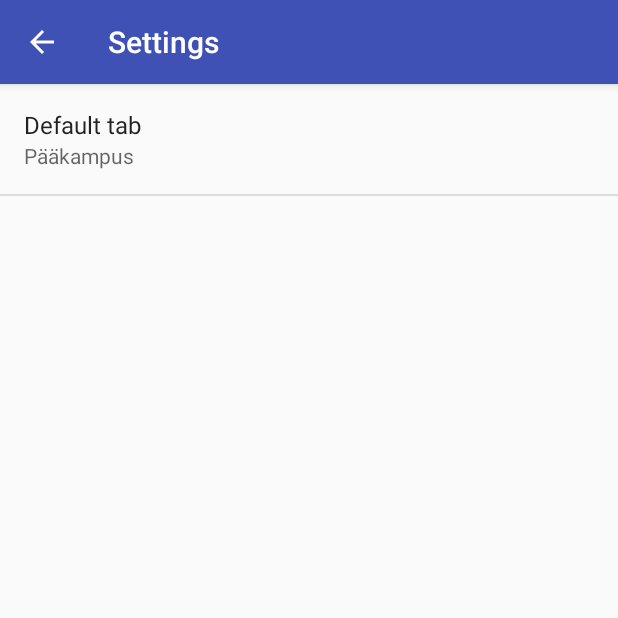
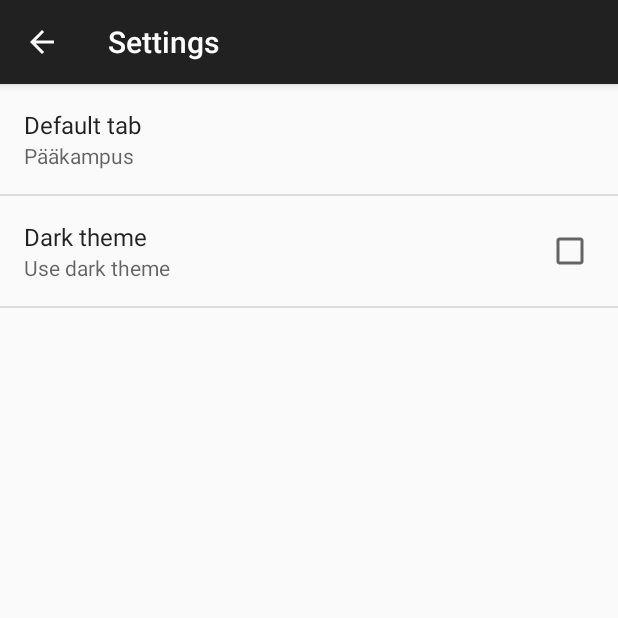
Before and after one commit to Pekallinen/UTAFood, an Android app: the screen it shows after launch (SettingsActivity), in the options menu, after a tap on "Settings", on a phone screen of 412 x 824 dp, the top half of it. Run offline under Robolectric (Android 15) with nearby library versions, the phone set to English and light mode, and no system bars.

Commit message:
Added an option for a dark theme

```diff
--- a/app/src/main/java/pekallinen/utafood/FoodFragment.java
+++ b/app/src/main/java/pekallinen/utafood/FoodFragment.java
@@ -53,8 +53,9 @@ public class FoodFragment extends Fragment {
     public void onCreate(Bundle savedInstanceState) {
         super.onCreate(savedInstanceState);
 
+        // TODO: Save foodlists somewhere instead of redownloading JSON data after rotation
         // Retain the fragment when changing orientation
-        setRetainInstance(true);
+        // setRetainInstance(true);
 
         mFoods = new ArrayList<>();
         mAdapter = new FoodAdapter(getContext(), mFoods);
--- a/app/src/main/java/pekallinen/utafood/MainActivity.java
+++ b/app/src/main/java/pekallinen/utafood/MainActivity.java
@@ -10,6 +10,7 @@ import android.support.v4.app.FragmentPagerAdapter;
 import android.support.v4.view.ViewPager;
 import android.support.v7.app.AppCompatActivity;
 import android.os.Bundle;
+import android.support.v7.app.AppCompatDelegate;
 import android.support.v7.widget.Toolbar;
 import android.view.Menu;
 import android.view.MenuInflater;
@@ -43,6 +44,14 @@ public class MainActivity extends AppCompatActivity {
         SharedPreferences sharedPreferences = PreferenceManager.getDefaultSharedPreferences(this);
         int defaultTab = Integer.parseInt(sharedPreferences.getString("default_tab", "0"));
         mPager.setCurrentItem(defaultTab);
+
+        // Enable dark theme based on user setting
+        if(sharedPreferences.getBoolean("use_dark_theme", false)) {
+            AppCompatDelegate.setDefaultNightMode(AppCompatDelegate.MODE_NIGHT_YES);
+        }
+        else {
+            AppCompatDelegate.setDefaultNightMode(AppCompatDelegate.MODE_NIGHT_NO);
+        }
     }
 
     @Override
--- a/app/src/main/res/values/styles.xml
+++ b/app/src/main/res/values/styles.xml
@@ -1,10 +1,11 @@
 <resources>
 
     <!-- Base application theme. -->
-    <style name="AppTheme" parent="Theme.AppCompat.Light.DarkActionBar">
+    <style name="AppTheme" parent="Theme.AppCompat.DayNight.DarkActionBar">
+        <!--
         <item name="colorPrimary">@color/colorPrimary</item>
         <item name="colorPrimaryDark">@color/colorPrimaryDark</item>
-        <item name="colorAccent">@color/colorAccent</item>
+        <item name="colorAccent">@color/colorAccent</item> -->
     </style>
 
     <style name="AppTheme.NoActionBar">
--- a/app/src/main/res/xml/pref_general.xml
+++ b/app/src/main/res/xml/pref_general.xml
@@ -9,4 +9,10 @@
         android:summary="%s"
         android:title="Default tab" />
 
+    <CheckBoxPreference
+        android:defaultValue="false"
+        android:key="use_dark_theme"
+        android:summary="Use dark theme"
+        android:title="Dark theme" />
+
 </PreferenceScreen>
```
